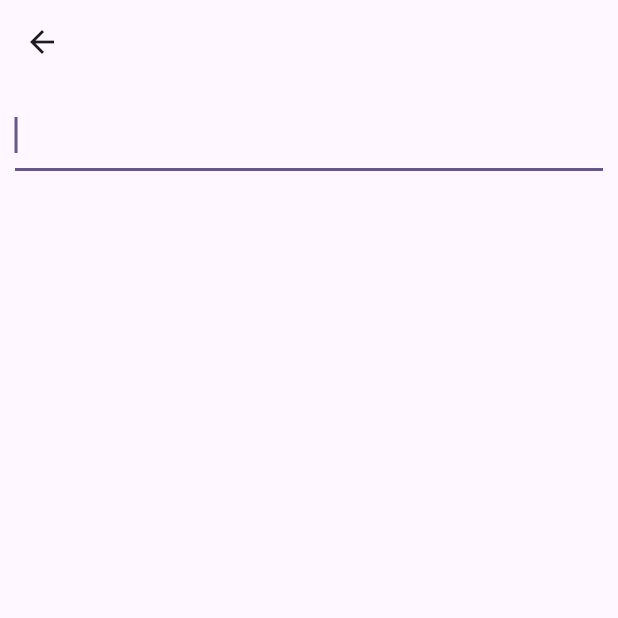
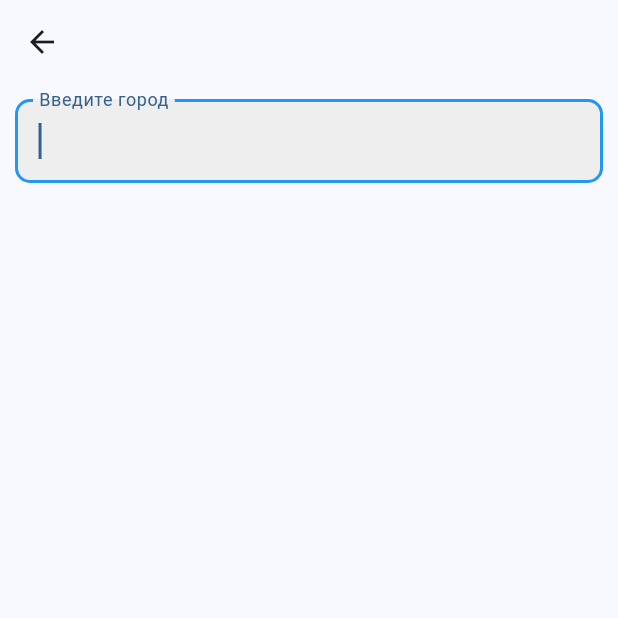
Before and after one commit to maximevald/weather_app, a Flutter app: the screen it shows after launch, after a tap on the "search" icon, on a phone screen of 412 x 824 dp, the top half of it. Run offline on Flutter 3.47's test engine with Material 3 defaults, Android fonts, the phone set to English and light mode, and no system bars; our stand-ins replace cached_network_image, connectivity_plus, flutter_bloc, location, shared_preferences; network calls fail.

```diff
--- a/lib/domain/weather_current/coord.dart
+++ b/lib/domain/weather_current/coord.dart
@@ -9,8 +9,8 @@ class Coord {
         lat: json['lat']?.toDouble(),
       );
 
-  final double lon;
-  final double lat;
+  final double? lon;
+  final double? lat;
 
   Map<String, dynamic> toJson() => {
         'lon': lon,
--- a/lib/domain/weather_current/wind.dart
+++ b/lib/domain/weather_current/wind.dart
@@ -11,9 +11,9 @@ class Wind {
         gust: json['gust']?.toDouble(),
       );
 
-  final double speed;
-  final int deg;
-  final double gust;
+  final double? speed;
+  final int? deg;
+  final double? gust;
 
   Map<String, dynamic> toJson() => {
         'speed': speed,
--- a/lib/main.dart
+++ b/lib/main.dart
@@ -10,6 +10,7 @@ import 'package:weather_application/presentation/screens/main_screen.dart';
 
 void main() async {
   WidgetsFlutterBinding.ensureInitialized();
+
   final prefs = await SharedPreferences.getInstance();
   runApp(
     MyApp(
@@ -45,7 +46,7 @@ class MyApp extends StatelessWidget {
               debugShowCheckedModeBanner: false,
               title: 'Weather',
               theme: ThemeData(
-                colorScheme: ColorScheme.fromSeed(seedColor: Colors.deepPurple),
+                colorScheme: ColorScheme.fromSeed(seedColor: Colors.blue),
                 useMaterial3: true,
               ),
               home: const MainScreen(),
--- a/lib/presentation/blocs/main_bloc/main_bloc.dart
+++ b/lib/presentation/blocs/main_bloc/main_bloc.dart
@@ -28,8 +28,11 @@ class MainCubit extends Cubit<MainState> {
       }
     } else {
       try {
-        final coord =
-            await _getCurrentLocation() ?? const Coord(lon: 0, lat: 0);
+        final coord = await _getCurrentLocation().timeout(
+              const Duration(seconds: 7),
+              onTimeout: () => null,
+            ) ??
+            const Coord(lat: 53.89, lon: 27.56);
 
         final (weatherByCoord, weatherByCoordHourly) =
             await _weatherRepository.getWeather(coord);
@@ -72,7 +75,7 @@ class MainCubit extends Cubit<MainState> {
     final lat = locationData.latitude;
     final lon = locationData.longitude;
 
-    return Coord(lon: lon!, lat: lat!);
+    return Coord(lon: lon, lat: lat);
   }
 
   Future<void> setWeatherParams(WeatherModel model) async {
--- a/lib/presentation/blocs/main_bloc/main_state.dart
+++ b/lib/presentation/blocs/main_bloc/main_state.dart
@@ -5,10 +5,10 @@ sealed class MainState {}
 class MainStateLoading extends MainState {}
 
 class MainStateSuccess extends MainState {
-  MainStateSuccess(this.weatherModel, this.weatherHoutlyModel, this.time);
+  MainStateSuccess(this.weatherModel, this.weatherHourlyModel, this.time);
 
   final WeatherModel weatherModel;
-  final WeatherHourlyModel weatherHoutlyModel;
+  final WeatherHourlyModel weatherHourlyModel;
   final DateTime time;
 
   String get description {
--- a/lib/presentation/screens/search_screen.dart
+++ b/lib/presentation/screens/search_screen.dart
@@ -2,7 +2,9 @@ import 'package:flutter/material.dart';
 import 'package:flutter_bloc/flutter_bloc.dart';
 
 import 'package:weather_application/data/weather_repository.dart';
+import 'package:weather_application/domain/language_code.dart';
 import 'package:weather_application/domain/weather_current/weather_model.dart';
+import 'package:weather_application/presentation/blocs/language/language_cubit.dart';
 
 import 'package:weather_application/presentation/blocs/search_bloc/search_bloc.dart';
 
@@ -19,23 +21,31 @@ class SearchScreen extends StatelessWidget {
           padding: const EdgeInsets.all(10),
           child: Column(
             children: [
-              Row(
-                children: [
-                  Expanded(
-                    child: Builder(
+              Builder(
                 builder: (context) {
                   return TextField(
+                    decoration: InputDecoration(
+                      labelText:
+                          context.read<LanguageCubit>().state == LanguageCode.ru
+                              ? 'Введите город'
+                              : 'Enter the city',
+                      border: OutlineInputBorder(
+                        borderRadius: BorderRadius.circular(10),
+                      ),
+                      filled: true,
+                      fillColor: Colors.grey[200],
+                      focusedBorder: OutlineInputBorder(
+                        borderSide:
+                            const BorderSide(color: Colors.blue, width: 2),
+                        borderRadius: BorderRadius.circular(10),
+                      ),
+                    ),
                     autofocus: true,
                     onChanged: (text) {
-                            context
-                                .read<SearchBloc>()
-                                .add(SearchTextEvent(text));
+                      context.read<SearchBloc>().add(SearchTextEvent(text));
                     },
                   );
                 },
-                    ),
-                  ),
-                ],
               ),
               const SizedBox(height: 10),
               BlocBuilder<SearchBloc, SearchState>(
--- a/lib/presentation/widgets/hourly_weather_container_item.dart
+++ b/lib/presentation/widgets/hourly_weather_container_item.dart
@@ -20,13 +20,13 @@ class HourlyWeatherContainerItem extends StatelessWidget {
       child: Column(
         mainAxisSize: MainAxisSize.min,
         children: [
+          Text('${time.hour}:${time.minute}0'),
           WeatherIcon(
             id: id,
             scale: 2,
             size: 35,
           ),
           TempWidget(temp: temperature),
-          Text('${time.hour}:${time.minute}0'),
         ],
       ),
     );
--- a/lib/presentation/widgets/main_body.dart
+++ b/lib/presentation/widgets/main_body.dart
@@ -6,7 +6,9 @@ import 'package:weather_application/presentation/blocs/language/language_cubit.d
 
 import 'package:weather_application/presentation/blocs/main_bloc/main_bloc.dart';
 import 'package:weather_application/presentation/screens/search_screen.dart';
+import 'package:weather_application/presentation/widgets/daily_weather_container.dart';
 import 'package:weather_application/presentation/widgets/hourly_weather_container.dart';
+import 'package:weather_application/presentation/widgets/last_weather_update.dart';
 import 'package:weather_application/presentation/widgets/temp_widget.dart';
 
 import 'package:weather_application/presentation/widgets/weather_icon.dart';
@@ -16,32 +18,18 @@ class MainBody extends StatelessWidget {
 
   @override
   Widget build(BuildContext context) {
+
     final languageCubit = context.read<LanguageCubit>();
+
     return Scaffold(
       appBar: AppBar(
         actions: [
           IconButton(
-            onPressed: () async {
-              final bloc = context.read<MainCubit>();
-              final weatherParams =
-                  await Navigator.of(context).push<WeatherModel>(
-                MaterialPageRoute(
-                  builder: (context) => const SearchScreen(),
-                ),
-              );
-              if (weatherParams != null) {
-                await bloc.setWeatherParams(weatherParams);
-              }
-            },
+            onPressed: () => _search(context),
             icon: const Icon(Icons.search),
           ),
           IconButton(
-            onPressed: () {
-              languageCubit.change(
-                LanguageCode.values
-                    .firstWhere((element) => languageCubit.state != element),
-              );
-            },
+            onPressed: () => _changeLocation(languageCubit),
             icon: Text(languageCubit.state.name.toUpperCase()),
           ),
         ],
@@ -58,23 +46,39 @@ class MainBody extends StatelessWidget {
                 ),
               ),
             final MainStateSuccess success => Center(
-                child: Column(
+                child: ListView(
                   children: [
-                    WeatherIcon(id: success.weatherModel.weather.first.icon),
+                    LastWeatherUpdate(success: success),
+                    Row(
+                      mainAxisAlignment: MainAxisAlignment.spaceEvenly,
+                      children: [
+                        TempWidget(
+                          temp:
+                              success.weatherModel.main.temp.ceil().toString(),
+                          size: 50,
+                        ),
+                        WeatherIcon(
+                          id: success.weatherModel.weather.first.icon,
+                        ),
+                      ],
+                    ),
                     Text(
                       success.weatherModel.name,
                       style: const TextStyle(fontSize: 32),
+                      textAlign: TextAlign.center,
                     ),
                     Text(
                       success.description,
                       style: const TextStyle(fontSize: 22),
-                    ),
-                    TempWidget(
-                      temp: success.weatherModel.main.temp.ceil().toString(),
+                      textAlign: TextAlign.center,
                     ),
                     const SizedBox(height: 40),
                     HourlyWeatherContainer(
-                      weatherHourlyModel: success.weatherHoutlyModel,
+                      weatherHourlyModel: success.weatherHourlyModel,
+                    ),
+                    const SizedBox(height: 40),
+                    DailyWeatherContainer(
+                      weatherDailyModel: success.weatherHourlyModel,
                     ),
                   ],
                 ),
@@ -84,4 +88,23 @@ class MainBody extends StatelessWidget {
       ),
     );
   }
+
+  Future<void> _search(BuildContext context) async {
+    final cubit = context.read<MainCubit>();
+    final weatherParams = await Navigator.of(context).push<WeatherModel>(
+      MaterialPageRoute(
+        builder: (context) => const SearchScreen(),
+      ),
+    );
+    if (weatherParams != null) {
+      await cubit.setWeatherParams(weatherParams);
+    }
+  }
+
+  void _changeLocation(LanguageCubit languageCubit) {
+    languageCubit.change(
+      LanguageCode.values
+          .firstWhere((element) => languageCubit.state != element),
+    );
+  }
 }
--- a/lib/presentation/widgets/weather_icon.dart
+++ b/lib/presentation/widgets/weather_icon.dart
@@ -6,7 +6,7 @@ class WeatherIcon extends StatelessWidget {
     required this.id,
     super.key,
     this.scale = 4,
-    this.size = 300,
+    this.size = 200,
   });
   static const url = 'https://openweathermap.org/img/wn/';
   final String id;
--- a/pubspec.yaml
+++ b/pubspec.yaml
@@ -24,6 +24,7 @@ dependencies:
   cached_network_image: ^3.3.0
   connectivity_plus: ^5.0.2
   shared_preferences: ^2.2.2
+  intl: ^0.19.0
 
 dev_dependencies:
   flutter_test:
```
Also changed, not shown: lib/domain/localization.dart (added, +24 -0 lines), lib/presentation/widgets/daily_weather_container.dart (added, +35 -0 lines), lib/presentation/widgets/daily_weather_container_item.dart (added, +55 -0 lines), lib/presentation/widgets/hourly_weather_container.dart (+5 -3 lines), lib/presentation/widgets/last_weather_update.dart (added, +31 -0 lines), lib/presentation/widgets/temp_widget.dart (+7 -2 lines), pubspec.lock, 6 other files. Lines whose indentation alone changed are shown as unchanged.
